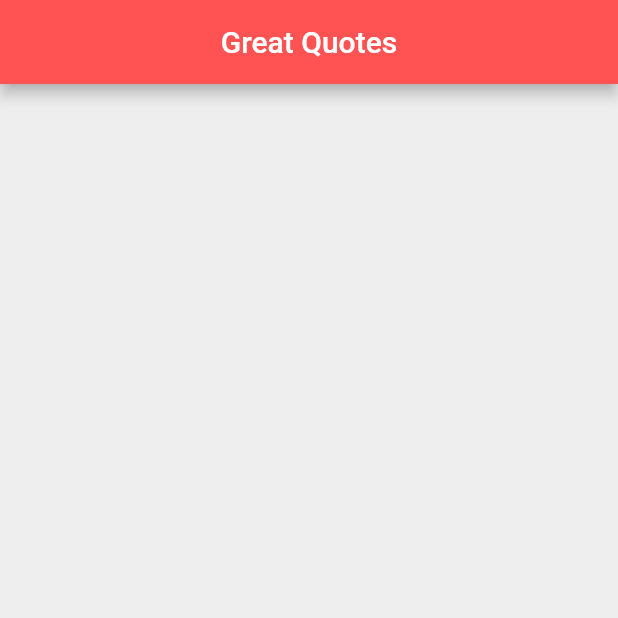
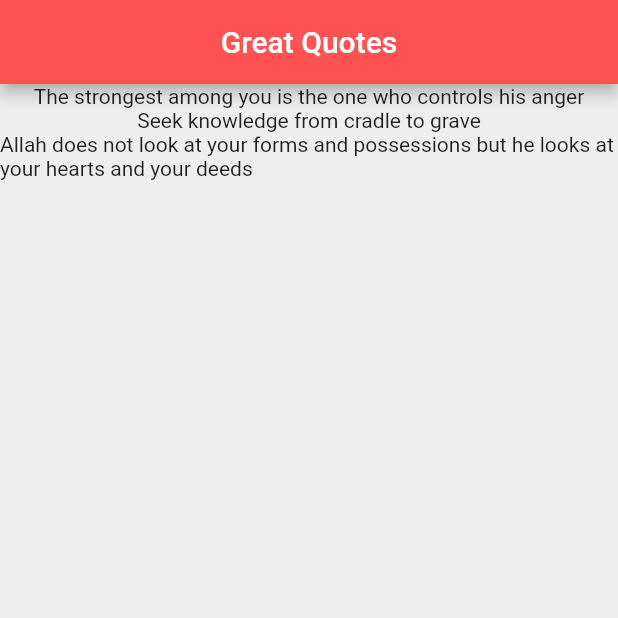
Before and after one commit to ammar629/quotes, a Flutter app: the screen it shows after launch, on a phone screen of 412 x 824 dp, the top half of it. Run offline on Flutter 3.47's test engine with Material 2 defaults, Android fonts, the phone set to English and light mode, and no system bars.

Commit message:
Implemented qutoes.map property
* In _QuoteListState Text widgets will be drawn dynamically according to the quotes present in the quote list

```diff
--- a/lib/main.dart
+++ b/lib/main.dart
@@ -30,11 +30,9 @@ class _QuoteListState extends State<QuoteList> {
         centerTitle: true,
         backgroundColor: Colors.redAccent,
       ),
-      body: const Column(
-        children: [
-
-
-      ]),
+      body: Column(
+        children: quotes.map((quote) => Text(quote)).toList(),
+        ),
       backgroundColor: Colors.grey[200],
     );
   }
```
